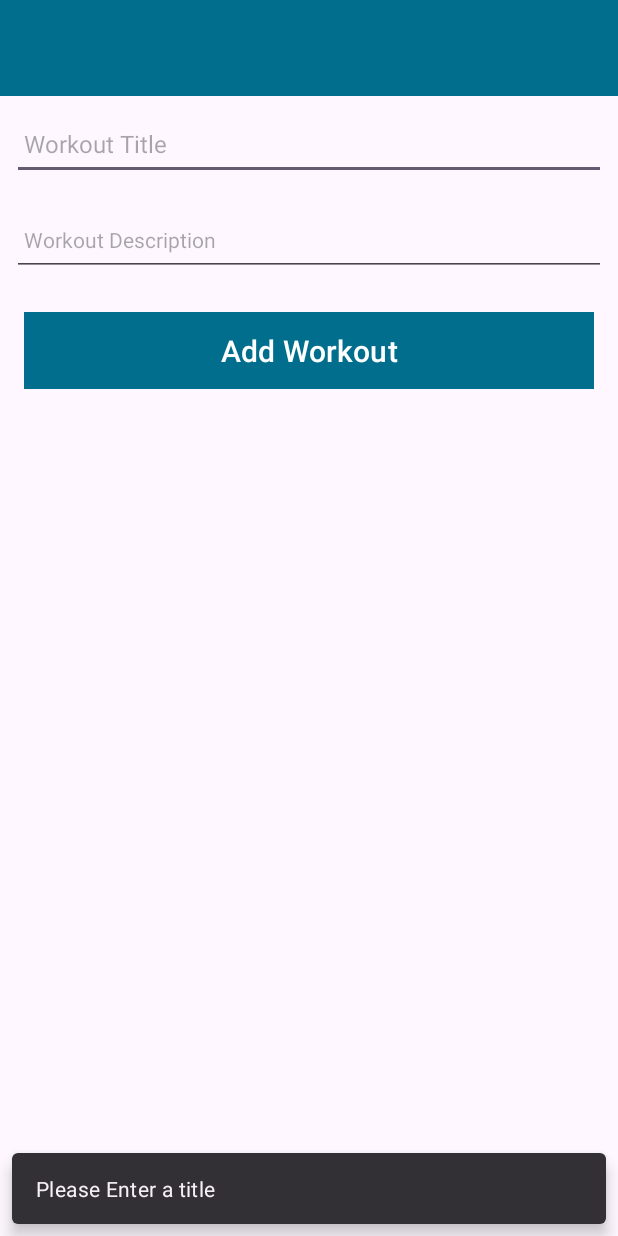
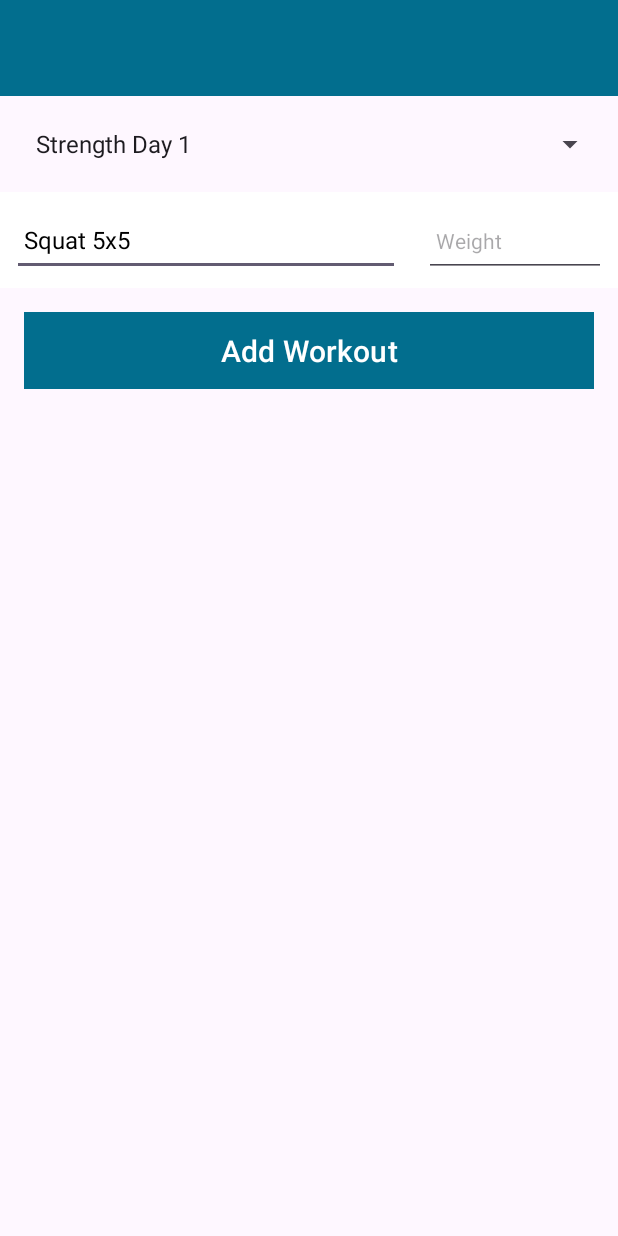
Before and after one commit to neal-boylan/gym-android-app, an Android app: the screen it shows after launch (GymActivity), after a tap on "Add Workout", on a phone screen of 412 x 824 dp. Run offline under Robolectric (Android 15) with nearby library versions, the phone set to English and light mode, and no system bars; our stand-ins replace Timber; 4 statements that could not run were skipped.

Commit message:
Added spinner to select workout and made more gym specific inputs

```diff
--- a/app/src/main/java/org/wit/gym_android_app/activities/GymActivity.kt
+++ b/app/src/main/java/org/wit/gym_android_app/activities/GymActivity.kt
@@ -3,6 +3,7 @@ package org.wit.gym_android_app.activities
 import android.os.Bundle
 import androidx.appcompat.app.AppCompatActivity
 import com.google.android.material.snackbar.Snackbar
+import org.wit.gym_android_app.R
 import org.wit.gym_android_app.databinding.ActivityGymBinding
 import org.wit.gym_android_app.models.WorkoutModel
 import timber.log.Timber
@@ -23,9 +24,19 @@ class GymActivity : AppCompatActivity() {
         Timber.plant(Timber.DebugTree())
         i("Gym Activity started..")
 
+        var workoutKeys = resources.getStringArray(R.array.weeklyWorkoutKeys)
+        var workoutVals: Array<String> = resources.getStringArray(R.array.weeklyWorkouts)
+        var workoutMap = mutableMapOf<String, String>()
+        for (i in workoutKeys.indices) {
+            i("workout keys: ${workoutKeys[i]}")
+            workoutMap[workoutKeys[i]] = workoutVals[i]
+        }
+
         binding.btnAdd.setOnClickListener() {
-            workout.title = binding.workoutTitle.text.toString()
-            workout.description = binding.workoutDescription.text.toString()
+            workout.title = binding.spinner.selectedItem.toString()
+            binding.workoutExercise.setText(workoutMap[binding.spinner.selectedItem.toString()])
+            workout.weight = binding.workoutWeight.text.toString()
+
             if (workout.title.isNotEmpty()) {
                 i("add Button Pressed: $workout.title")
                 workouts.add(workout.copy())
--- a/app/src/main/java/org/wit/gym_android_app/models/WorkoutModel.kt
+++ b/app/src/main/java/org/wit/gym_android_app/models/WorkoutModel.kt
@@ -1,4 +1,5 @@
 package org.wit.gym_android_app.models
 
 data class WorkoutModel(var title: String = "",
-                        var description: String = "")
+                        var exercise: String = "",
+                        var weight: String ="")
--- a/app/src/main/res/layout/activity_gym.xml
+++ b/app/src/main/res/layout/activity_gym.xml
@@ -39,32 +39,52 @@
                 android:layout_height="wrap_content"
                 android:orientation="vertical">
 
+                <Spinner
+                    android:id="@+id/spinner"
+                    android:entries="@array/weeklyWorkoutKeys"
+                    android:layout_width="match_parent"
+                    android:layout_height="48dp"
+                    android:layout_margin="8dp"
+                    android:padding="8dp"
+                    android:textColor="@color/colorPrimaryDark"
+                    android:textSize="16sp" />
+
+                <LinearLayout
+                    android:layout_width="match_parent"
+                    android:layout_height="wrap_content"
+                    android:background="@android:color/background_light"
+                    android:orientation="horizontal" >
+
                     <EditText
-                    android:id="@+id/workoutTitle"
+                        android:id="@+id/workoutExercise"
                         android:layout_width="match_parent"
                         android:layout_height="48dp"
                         android:layout_margin="8dp"
                         android:autofillHints="hint"
-                    android:hint="@string/hint_workoutTitle"
+                        android:hint="@string/hint_workoutExercise"
                         android:inputType="text"
                         android:maxLength="25"
                         android:maxLines="1"
                         android:padding="8dp"
                         android:textColor="@color/colorPrimaryDark"
-                    android:textSize="16sp" />
+                        android:textSize="16sp"
+                        android:layout_weight="1"/>
 
                     <EditText
-                    android:id="@+id/workoutDescription"
+                        android:id="@+id/workoutWeight"
                         android:layout_width="match_parent"
                         android:layout_height="48dp"
                         android:layout_margin="8dp"
-                    android:hint="@string/hint_workoutDescription"
-                    android:inputType="text"
+                        android:autofillHints="hint"
+                        android:hint="@string/hint_workoutWeight"
+                        android:inputType="number"
                         android:maxLength="25"
                         android:maxLines="1"
                         android:padding="8dp"
                         android:textColor="@color/colorPrimaryDark"
-                    android:textSize="14sp" />
+                        android:textSize="14sp"
+                        android:layout_weight="2"/>
+                </LinearLayout>
 
                 <Button
                     android:id="@+id/btnAdd"
--- a/app/src/main/res/values/strings.xml
+++ b/app/src/main/res/values/strings.xml
@@ -1,6 +1,32 @@
 <resources>
     <string name="app_name">gym-android-app</string>
     <string name="button_addWorkout">Add Workout</string>
-    <string name="hint_workoutTitle">Workout Title</string>
-    <string name="hint_workoutDescription">Workout Description </string>
+    <string name="hint_workoutExercise">Exercise</string>
+    <string name="hint_workoutWeight">Weight </string>
+
+    <string-array name="weeklyWorkoutKeys">
+        <item>Strength Day 1</item>
+        <item>Strength Day 2</item>
+        <item>Strength Day 3</item>
+        <item>Strength Day 4</item>
+        <item>Strength Day 5</item>
+        <item>Conditioning Day 1</item>
+        <item>Conditioning Day 2</item>
+        <item>Conditioning Day 3</item>
+        <item>Conditioning Day 4</item>
+        <item>Conditioning Day 5</item>
+    </string-array>
+
+    <string-array name="weeklyWorkouts">
+        <item>Squat 5x5</item>
+        <item>Bench 5x5</item>
+        <item>Deadlift 5x5</item>
+        <item>Press 5x5</item>
+        <item>Arms 5x5</item>
+        <item>Row 5000m</item>
+        <item>Bike 10,000m</item>
+        <item>Ski 5000m</item>
+        <item>Run 4km</item>
+        <item>HIIT Session</item>
+    </string-array>
 </resources>
```
Lines whose indentation alone changed are shown as unchanged.
